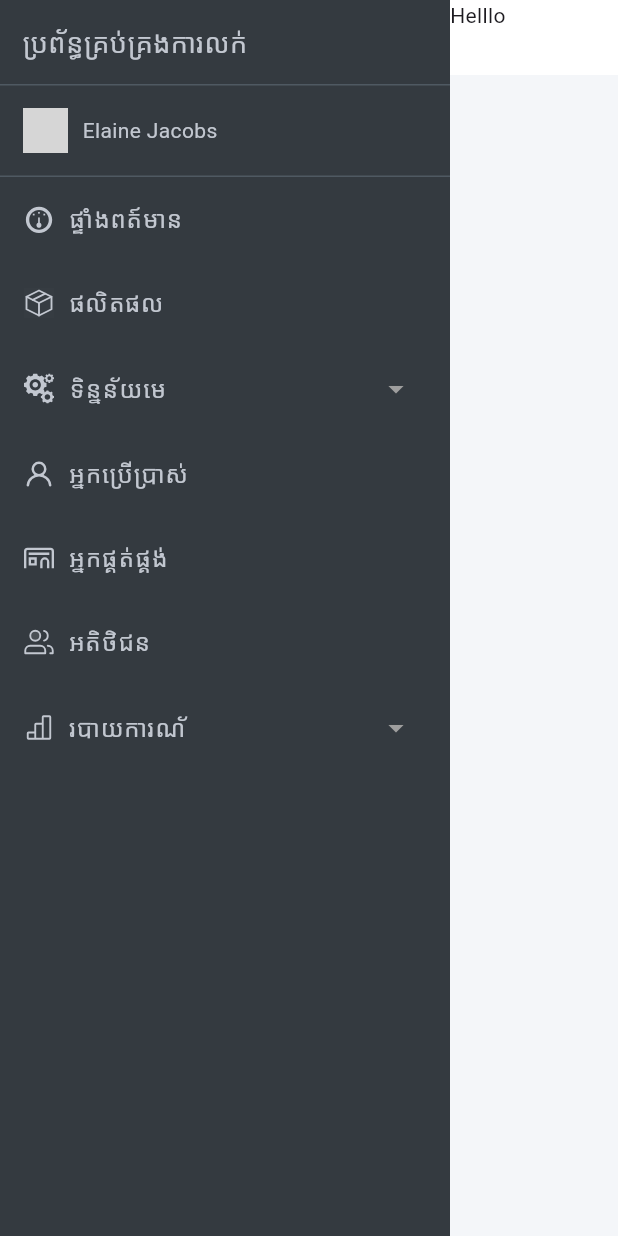
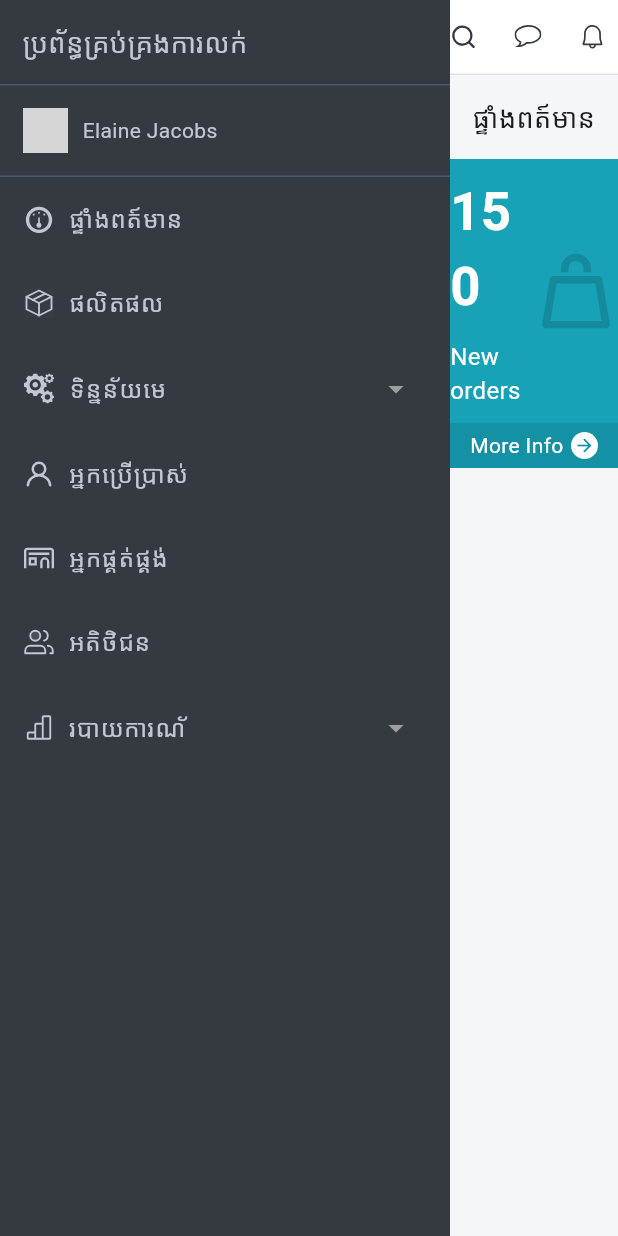
Before and after one commit to channvvuthy/flutter-pos, a Flutter app: the screen it shows after launch, on a phone screen of 412 x 824 dp. Run offline on Flutter 3.47's test engine with Material 3 defaults, Android fonts, the phone set to English and light mode, and no system bars; our stand-ins replace flutter_svg, get; missing offline and left inert: window_manager; network calls fail; grey boxes are pictures that could not be loaded.

Commit message:
Dashbord component info

```diff
--- a/lib/components/avatar.dart
+++ b/lib/components/avatar.dart
@@ -1,6 +1,7 @@
 // ignore_for_file: prefer_const_constructors_in_immutables, prefer_const_constructors
 
-import 'package:flutter/cupertino.dart';
+
+import 'package:flutter/material.dart';
 
 class Avatar extends StatelessWidget {
   final String imageUrl;
--- /dev/null
+++ b/lib/components/retangle.dart
@@ -0,0 +1,99 @@
+// ignore_for_file: prefer_const_constructors, prefer_const_literals_to_create_immutables
+
+import 'package:flutter/material.dart';
+import 'package:flutter_svg/flutter_svg.dart';
+import 'package:get/get.dart';
+
+import '../constants/color.dart';
+
+class Rectangle extends StatelessWidget {
+  final int total;
+  final String description;
+  final bool isPercentage;
+  final VoidCallback? onPress;
+  final Color bgColor;
+  final Color footerColor;
+  final String assetIcon;
+
+  const Rectangle(
+      {super.key,
+      required this.total,
+      this.isPercentage = false,
+      required this.description,
+      this.onPress,
+      this.bgColor = cyan,
+      this.footerColor = cyanDark,
+      required this.assetIcon});
+
+  @override
+  Widget build(BuildContext context) {
+    return Container(
+      color: bgColor,
+      child: Column(
+        children: [
+          Row(
+            children: [
+              Expanded(
+                  child: Container(
+                padding: EdgeInsets.only(top: 10, bottom: 10),
+                child: Column(
+                  children: [
+                    Text(
+                      total.toString(),
+                      style: TextStyle(
+                          fontWeight: FontWeight.bold,
+                          color: Colors.white,
+                          fontSize: 35.2),
+                    ),
+                    SizedBox(
+                      height: 10,
+                    ),
+                    Text(
+                      description,
+                      style: TextStyle(color: Colors.white, fontSize: 16),
+                    ),
+                  ],
+                ),
+              )),
+              Expanded(
+                  child: SvgPicture.asset(
+                assetIcon,
+                width: 50,
+                height: 50,
+              ))
+            ],
+          ),
+          Container(
+            color: footerColor,
+            padding: EdgeInsets.only(top: 5, bottom: 5),
+            child: Row(
+              mainAxisAlignment: MainAxisAlignment.center,
+              children: [
+                Text(
+                  "More Info".tr,
+                  style: TextStyle(color: Colors.white),
+                ),
+                SizedBox(
+                  width: 5,
+                ),
+                Container(
+                  width: 18,
+                  height: 18,
+                  decoration: BoxDecoration(
+                    borderRadius: BorderRadius.circular(10),
+                    color: Colors.white,
+                  ),
+                  child: Icon(
+                    Icons.arrow_forward,
+                    size: 14,
+                    color: footerColor,
+                  ),
+                )
+              ],
+            ),
+          )
+        ],
+      ),
+    );
+  }
+}
--- /dev/null
+++ b/lib/components/title.dart
@@ -0,0 +1,11 @@
+// ignore_for_file: prefer_const_constructors
+
+import 'package:flutter/material.dart';
+import 'package:get/get.dart';
+
+Widget title(String titleText) {
+  return Text(
+    titleText.tr,
+    style: TextStyle(fontSize: 18),
+  );
+}
--- a/lib/constants/color.dart
+++ b/lib/constants/color.dart
@@ -6,3 +6,6 @@ const Color grayish = Color(0xFFc2c7d0);
 const Color divider = Color(0XFF4f5962);
 const Color white = Color(0xFFFFFFFF);
 const Color bgContent = Color(0xFFf4f6f9);
+const Color borderBottom = Color(0xFFdee2e6);
+const Color cyan = Color(0xFF17A2B8);
+const Color cyanDark = Color(0xFF1591a5);
--- a/lib/data/menu.dart
+++ b/lib/data/menu.dart
@@ -54,10 +54,6 @@ const items = [
         "icon": 'assets/icons/circle.svg',
       },
       {
-        "title": "Sales by Employee",
-        "icon": 'assets/icons/circle.svg',
-      },
-      {
         "title": "Inventory Report",
         "icon": 'assets/icons/circle.svg',
       },
--- a/lib/locales/kh.dart
+++ b/lib/locales/kh.dart
@@ -13,17 +13,17 @@ class KhLocalization {
       'Supplier': 'អ្នកផ្គត់ផ្គង់',
       'Customer': 'អតិថិជន',
       'Report': 'របាយការណ័',
-      'Sales Summary Report': 'របាយការសង្ខេបនៃការលក់',
-      'Sales by Product/Item': 'របាយការលក់ផលិតផល',
-      'Sales by Employee': 'របាយការលក់ដោយបុគ្គលិក',
-      'Inventory Report': 'របាយការណ៍សារពើភ័ណ្ឌ',
-      'Profit and Loss Report': 'របាយការណ៍ប្រាក់ចំណេញ/ខាត',
+      'Sales Summary Report': 'សង្ខេបនៃការលក់',
+      'Sales by Product/Item': 'លក់ផលិតផល',
+      'Sales by Employee': 'លក់ដោយបុគ្គលិក',
+      'Inventory Report': 'សារពើភ័ណ្ឌ',
+      'Profit and Loss Report': 'ប្រាក់ចំណេញ/ខាត',
       'Customer Purchase History': 'ប្រវត្តិនៃការទិញរបស់អតិថិជន',
-      'Refunds/Returns Report': 'របាយការណ៍ការសងប្រាក់/ត្រឡប់',
-      'Hourly/Daily/Weekly': 'រៀងរាល់ម៉ោង/ប្រចាំថ្ងៃ/ប្រចាំសប្តាហ៍',
+      'Refunds/Returns Report': 'សងប្រាក់/ត្រឡប់',
+      'Hourly/Daily/Weekly': 'ប្រចាំម៉ោង/ថ្ងៃ/សប្តាហ៏',
       'Top Selling Products': 'ផលិតផលលក់ដាច់ជាងគេ',
       'Low Inventory Alert': 'ការជូនដំណឹងអំពីសារពើភ័ណ្ឌទាប',
-      'Employee Performance Report': 'របាយការណ៍លទ្ធផលការងាររបស់បុគ្គលិក',
+      'Employee Performance Report': 'លទ្ធផលការងាររបស់បុគ្គលិក',
       'Supplier Purchase History': 'ប្រវត្តិនៃការទិញរបស់អ្នកផ្គត់ផ្គង់'
       // Add other key-value pairs as needed
     };
--- a/lib/main.dart
+++ b/lib/main.dart
@@ -2,6 +2,8 @@
 
 import 'package:flutter/material.dart';
 import 'package:get/get.dart';
+import 'package:pos/components/retangle.dart';
+import 'package:pos/components/title.dart';
 import 'package:pos/language_translation.dart';
 import 'package:pos/views/layouts/navbar.dart';
 import 'package:pos/views/layouts/sidebar.dart';
@@ -12,11 +14,8 @@ void main() async {
   WidgetsFlutterBinding.ensureInitialized();
   await windowManager.ensureInitialized();
   windowManager.waitUntilReadyToShow().then((_) async {
-// Hide window title bar
-    await windowManager.setFullScreen(true);
-    await windowManager.center();
-    await windowManager.show();
-    await windowManager.setSkipTaskbar(false);
+    await windowManager.maximize();
+    await windowManager.setTitle('Point Of Sale'.tr);
   });
 
   runApp(const MyApp());
@@ -44,18 +43,28 @@ class _MyAppState extends State<MyApp> {
               return Row(
                 children: [
                   // Left Sidebar
-                  SizedBox(
-                    width: 300.0,
-                    height: constraints.maxHeight,
-                    child: Sidebar(),
-                  ),
+                  SizedBox(width: 300, child: Sidebar()),
                   // Main Content Area
                   Expanded(
                     child: Container(
                       color: bgContent,
-                      child: Column(children: [
-                        Navbar()
-                      ],),
+                      child: Column(
+                        crossAxisAlignment: CrossAxisAlignment.start,
+                        children: [
+                          Navbar(),
+                          Padding(
+                            padding: const EdgeInsets.all(15.0),
+                            child: title("Dashboard"),
+                          ),
+                          Container(
+                              color: Colors.blue,
+                              child: Rectangle(
+                                total: 150,
+                                description: "New orders",
+                                assetIcon: 'assets/icons/bag.svg',
+                              ))
+                        ],
+                      ),
                       // Add your main content here
                     ),
                   ),
--- a/lib/views/layouts/navbar.dart
+++ b/lib/views/layouts/navbar.dart
@@ -1,4 +1,8 @@
+// ignore_for_file: prefer_const_constructors, prefer_const_literals_to_create_immutables
+
 import 'package:flutter/cupertino.dart';
+import 'package:flutter/material.dart';
+import 'package:flutter_svg/flutter_svg.dart';
 
 import '../../constants/color.dart';
 
@@ -7,15 +11,56 @@ class Navbar extends StatelessWidget {
 
   @override
   Widget build(BuildContext context) {
-    return Row(children: [
-      Expanded(
-        child: Container(
-          width: double.infinity,
-          height: 50,
-          color: white,
-          child: Text('Helllo'),
-        ),
-      )
-    ],);
+    return Row(
+      children: [
+        Expanded(
+          child: Container(
+            decoration: BoxDecoration(
+              border: Border(bottom: BorderSide(color: borderBottom)),
+              color: white,
+            ),
+            height: 50,
+            child: Row(
+              mainAxisAlignment: MainAxisAlignment.end,
+              children: [
+                InkWell(
+                  child: SvgPicture.asset(
+                    "assets/icons/search.svg",
+                    color: secondary,
+                    width: 18,
+                    height: 18,
+                  ),
+                ),
+                SizedBox(
+                  width: 25,
+                ),
+                InkWell(
+                  child: SvgPicture.asset(
+                    "assets/icons/comment.svg",
+                    color: secondary,
+                    width: 18,
+                    height: 18,
+                  ),
+                ),
+                SizedBox(
+                  width: 25,
+                ),
+                InkWell(
+                  child: SvgPicture.asset(
+                    "assets/icons/bell.svg",
+                    color: secondary,
+                    width: 18,
+                    height: 18,
+                  ),
+                ),
+                SizedBox(
+                  width: 18,
+                ),
+              ],
+            ),
+          ),
+        )
+      ],
+    );
   }
 }
--- a/lib/views/layouts/sidebar.dart
+++ b/lib/views/layouts/sidebar.dart
@@ -50,10 +50,7 @@ class Sidebar extends StatelessWidget {
           ),
           _divider(),
           Expanded(
-            child: SingleChildScrollView(
-              scrollDirection: Axis.horizontal,
             child: SizedBox(
-                width: 300,
               child: ListView.builder(
                 itemCount: items.length,
                 itemBuilder: (context, index) {
@@ -63,7 +60,6 @@ class Sidebar extends StatelessWidget {
                       ? _buildMenuTree(item)
                       : _buildMenu(item);
                 },
-                ),
               ),
             ),
           ),
@@ -77,7 +73,6 @@ class Sidebar extends StatelessWidget {
       title: InkWell(
         onTap: () {
           // Handle main item tap
-          Get.updateLocale(const Locale('en', 'US'));
         },
         child: Row(
           children: [
@@ -104,7 +99,6 @@ class Sidebar extends StatelessWidget {
     return InkWell(
       onTap: () {
         // Handle main item tap
-        Get.updateLocale(const Locale('en', 'US'));
       },
       child: ExpansionTile(
         title: Row(
```
Also changed, not shown: assets/icons/bag.svg (added), assets/icons/bell.svg (added), assets/icons/comment.svg (added), assets/icons/search.svg (added). Lines whose indentation alone changed are shown as unchanged.
